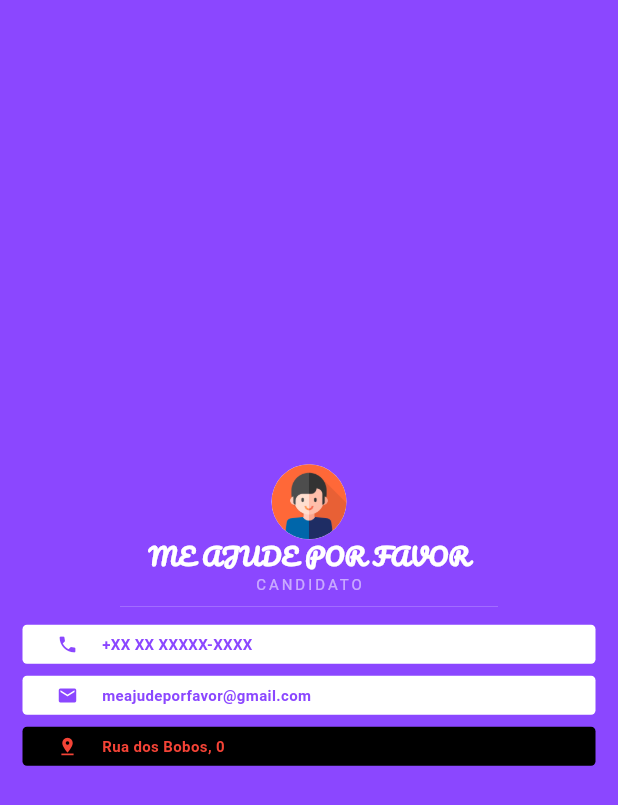
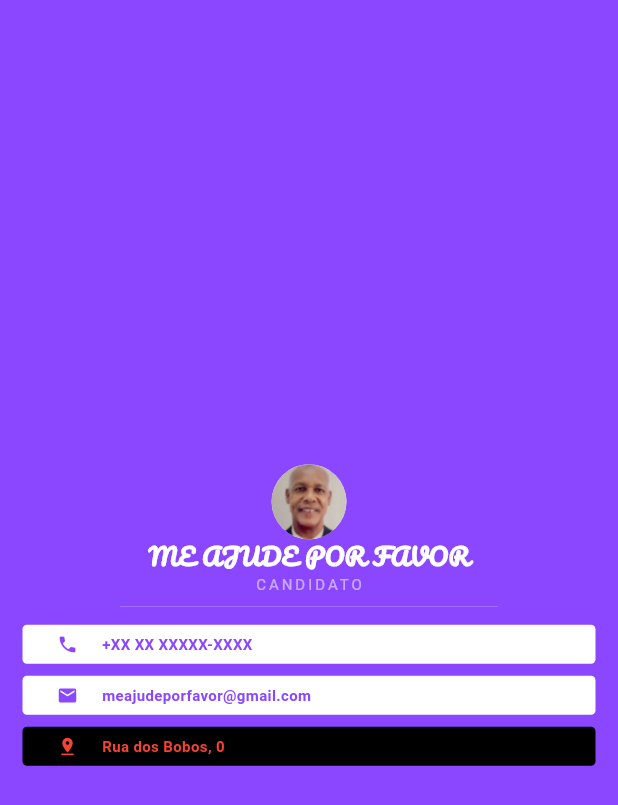
Before and after one commit to gabrieldiaslm/PROG4, a Flutter app: the screen it shows after launch, on a phone screen of 412 x 824 dp. Shown: the top 805 px of the screen. Run offline on Flutter 3.47's test engine with Material 3 defaults, Android fonts, the phone set to English and light mode, and no system bars.

```diff
--- a/mycard/lib/main_page.dart
+++ b/mycard/lib/main_page.dart
@@ -16,7 +16,7 @@ class MainPage extends StatelessWidget {
           children: [
             CircleAvatar(
               radius: 25.0,
-              backgroundImage: AssetImage('assets/images/person.png'),
+              backgroundImage: AssetImage('assets/images/person.jpg'),
             ),
             Text(
               'ME AJUDE POR FAVOR',
--- a/mycard/pubspec.yaml
+++ b/mycard/pubspec.yaml
@@ -21,7 +21,7 @@ flutter:
   uses-material-design: true
 
   assets:
-    - assets/images/person.png
+    - assets/images/person.jpg
 
   fonts:
     - family: Pacifico
```
Also changed, not shown: mycard/assets/images/person.jpg (added), mycard/assets/images/person.png (deleted), 1 other file.
